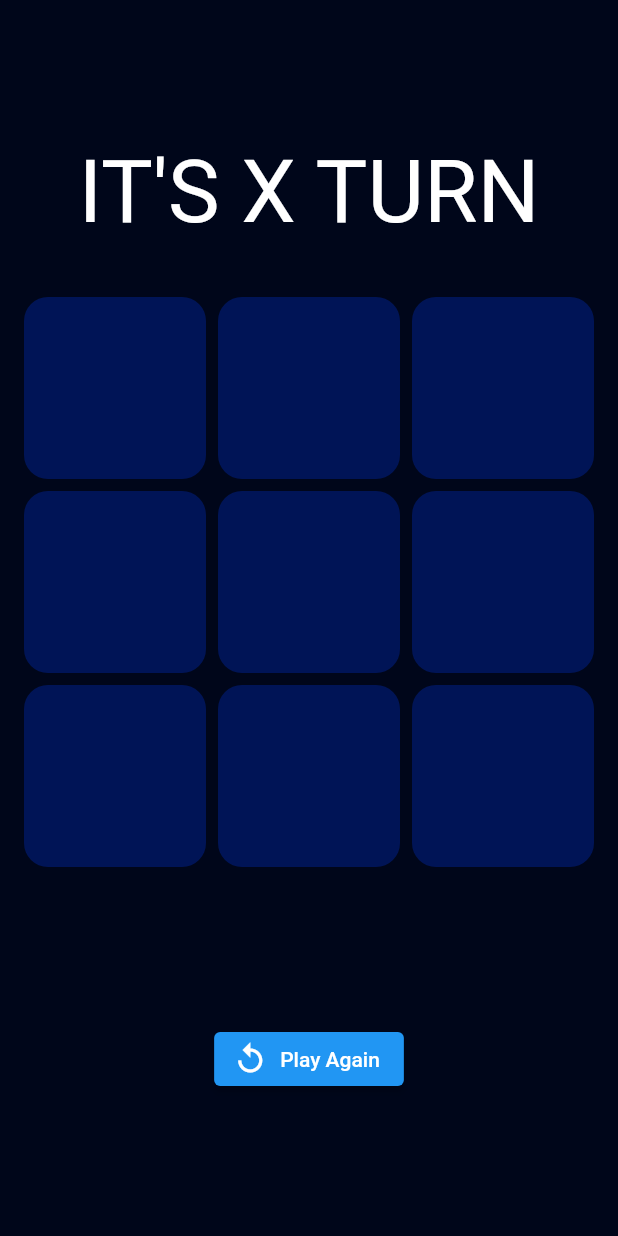
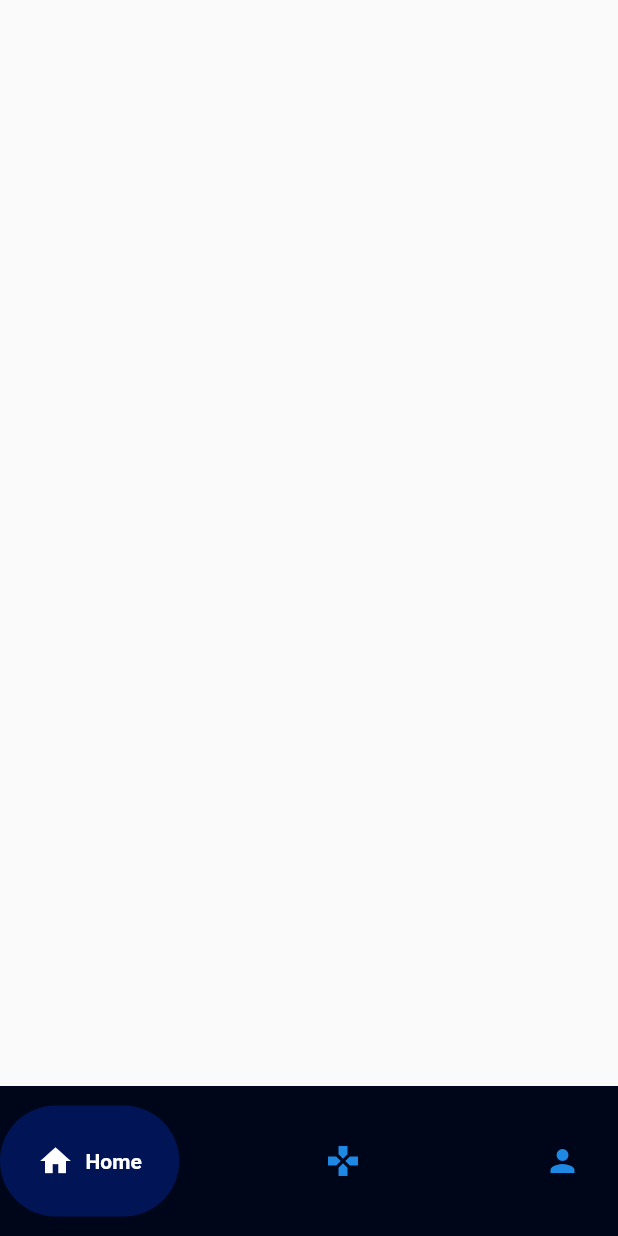
Before and after one commit to KuntalGain/tic_tac_toe, a Flutter app: the screen it shows after launch, on a phone screen of 412 x 824 dp. Run offline on Flutter 3.47's test engine with Material 2 defaults, Android fonts, the phone set to English and light mode, and no system bars; drawn by our look-alikes of google_nav_bar.

Commit message:
Updating to Flutter 3.10.6

```diff
--- a/lib/main.dart
+++ b/lib/main.dart
@@ -1,6 +1,9 @@
 import 'package:flutter/material.dart';
 import 'package:tic_tac_toe/UI/Theme/color.dart';
-import 'package:tic_tac_toe/utils/game_logic.dart';
+import 'package:tic_tac_toe/screens/game_screen.dart';
+import 'package:tic_tac_toe/screens/home_screen.dart';
+import 'package:tic_tac_toe/screens/main_screen.dart';
+import 'package:tic_tac_toe/widgets/game_logic.dart';
 
 void main() => runApp(const MyApp());
 
@@ -11,139 +14,7 @@ class MyApp extends StatelessWidget {
   Widget build(BuildContext context) {
     return MaterialApp(
       debugShowCheckedModeBanner: false,
-      home: GameScreen(),
+      home: MainScreen(),
     );
   }
 }
-
-class GameScreen extends StatefulWidget {
-  const GameScreen({super.key});
-
-  @override
-  State<GameScreen> createState() => _GameScreenState();
-}
-
-class _GameScreenState extends State<GameScreen> {
-  //variables
-  String lastValue = "X";
-  bool gameOver = false;
-  int turn = 0;
-  String result = "";
-  List<int> scoreBoard = [0, 0, 0, 0, 0, 0, 0, 0, 0];
-
-  Game game = Game();
-
-  //Initialize board
-  @override
-  void initState() {
-    // TODO: implement initState
-    super.initState();
-    game.board = Game.initGameBoard();
-    // print(game.board);
-  }
-
-  @override
-  Widget build(BuildContext context) {
-    double boardWidth = MediaQuery.of(context).size.width;
-    return Scaffold(
-      backgroundColor: MainColor.primaryColor,
-      body: Column(
-        mainAxisAlignment: MainAxisAlignment.center,
-        crossAxisAlignment: CrossAxisAlignment.center,
-        children: [
-          Text(
-            "It's ${lastValue} turn".toUpperCase(),
-            style: const TextStyle(
-              color: Colors.white,
-              fontSize: 58,
-            ),
-          ),
-          const SizedBox(
-            height: 20.0,
-          ),
-          //Game Board
-          Container(
-            width: boardWidth,
-            height: boardWidth,
-            child: GridView.count(
-              crossAxisCount: Game.boardLength ~/ 3,
-              padding: const EdgeInsets.all(16.0),
-              mainAxisSpacing: 8.0,
-              crossAxisSpacing: 8.0,
-              children: List.generate(
-                Game.boardLength,
-                (index) {
-                  return InkWell(
-                    onTap: gameOver
-                        ? null
-                        : () {
-                            if (game.board![index] == "") {
-                              setState(() {
-                                game.board![index] = lastValue;
-                                turn++;
-                                gameOver = game.winnerCheck(
-                                    lastValue, index, scoreBoard, 3);
-                                if (gameOver) {
-                                  result = "$lastValue is the Winner";
-                                } else if (!gameOver && turn == 9)
-                                  result = "Its a Draw";
-                                if (lastValue == "X")
-                                  lastValue = "O";
-                                else
-                                  lastValue = "X";
-                              });
-                            }
-                            //when we click new Value will be inserted
-                          },
-                    child: Container(
-                      width: Game.blockSize,
-                      height: Game.blockSize,
-                      decoration: BoxDecoration(
-                        color: MainColor.secondaryColor,
-                        borderRadius: BorderRadius.circular(16.0),
-                      ),
-                      child: Center(
-                        child: Text(
-                          game.board![index],
-                          style: TextStyle(
-                              color: game.board![index] == "X"
-                                  ? Colors.blue
-                                  : Colors.pink,
-                              fontSize: 64.0),
-                        ),
-                      ),
-                    ),
-                  );
-                },
-              ),
-            ),
-          ),
-          SizedBox(
-            height: 25.0,
-          ),
-          Text(
-            result,
-            style: TextStyle(
-              color: Colors.white,
-              fontSize: 54.0,
-            ),
-          ),
-          ElevatedButton.icon(
-            onPressed: () {
-              setState(() {
-                game.board = Game.initGameBoard();
-                lastValue = "X";
-                gameOver = false;
-                turn = 0;
-                result = " ";
-                scoreBoard = [0, 0, 0, 0, 0, 0, 0, 0, 0];
-              });
-            },
-            icon: const Icon(Icons.replay),
-            label: const Text("Play Again"),
-          ),
-        ],
-      ),
-    );
-  }
-}
--- /dev/null
+++ b/lib/screens/main_screen.dart
@@ -0,0 +1,65 @@
+import 'package:flutter/material.dart';
+import 'package:google_nav_bar/google_nav_bar.dart';
+import 'package:tic_tac_toe/UI/Theme/color.dart';
+import 'package:tic_tac_toe/screens/home_screen.dart';
+
+class MainScreen extends StatefulWidget {
+  const MainScreen({super.key});
+
+  @override
+  State<MainScreen> createState() => _MainScreenState();
+}
+
+class _MainScreenState extends State<MainScreen> {
+  int selectedIdx = 0;
+
+  List<Widget> _screens = [
+    Scaffold(),
+    HomePage(),
+    Scaffold(),
+  ];
+
+  @override
+  Widget build(BuildContext context) {
+    return Scaffold(
+      backgroundColor: MainColor.primaryColor,
+      body: _screens[selectedIdx],
+      bottomNavigationBar: Container(
+        height: 100,
+        color: MainColor.primaryColor,
+        child: GNav(
+          tabBackgroundColor: MainColor.secondaryColor,
+          gap: 8,
+          onTabChange: (idx) {
+            setState(() {
+              selectedIdx = idx;
+            });
+          },
+          tabs: [
+            GButton(
+              icon: Icons.home,
+              text: 'Home',
+              iconColor: Colors.blue.shade600,
+              iconActiveColor: Colors.white,
+              textColor: Colors.white,
+            ),
+            GButton(
+              icon: Icons.gamepad,
+              text: 'New Game',
+              iconColor: Colors.blue.shade600,
+              iconActiveColor: Colors.white,
+              textColor: Colors.white,
+            ),
+            GButton(
+              icon: Icons.person,
+              text: 'Profile',
+              iconColor: Colors.blue.shade600,
+              iconActiveColor: Colors.white,
+              textColor: Colors.white,
+            ),
+          ],
+        ),
+      ),
+    );
+  }
+}
--- a/pubspec.yaml
+++ b/pubspec.yaml
@@ -34,6 +34,7 @@ dependencies:
   # The following adds the Cupertino Icons font to your application.
   # Use with the CupertinoIcons class for iOS style icons.
   cupertino_icons: ^1.0.2
+  google_nav_bar: ^5.0.6
 
 dev_dependencies:
   flutter_test:
```
Also changed, not shown: lib/screens/game_screen.dart (added, +197 -0 lines), lib/screens/home_screen.dart (added, +188 -0 lines), lib/widgets/game_logic.dart (renamed from lib/utils/game_logic.dart), lib/widgets/player_widget.dart (added), pubspec.lock, 1 other file.
